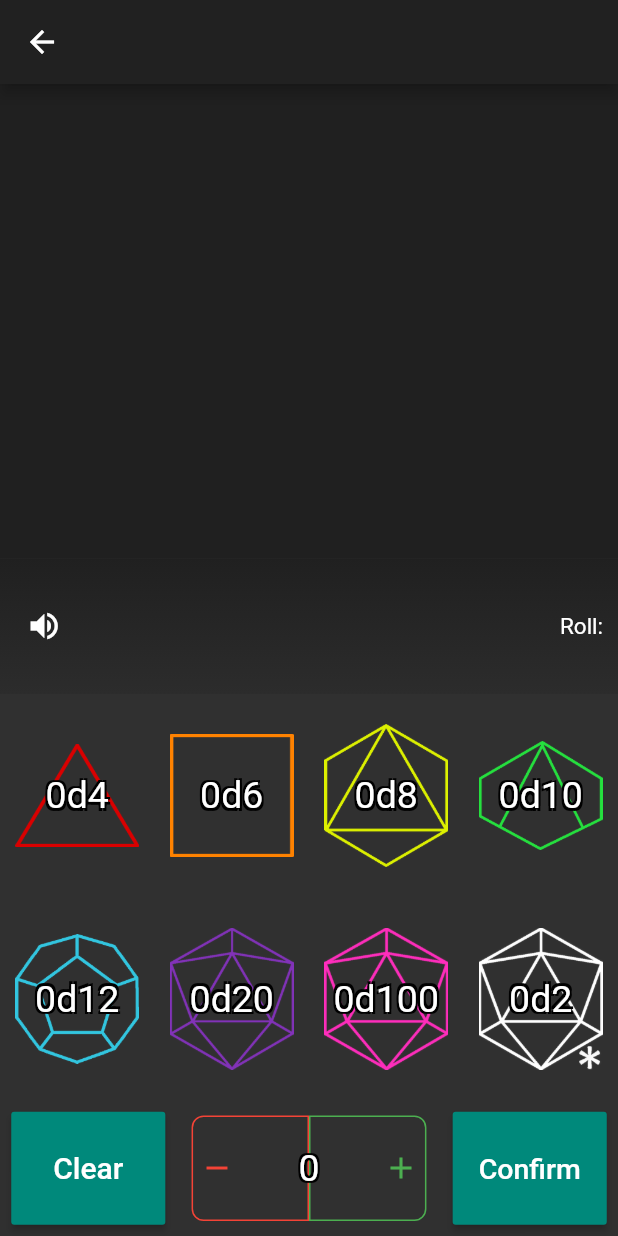
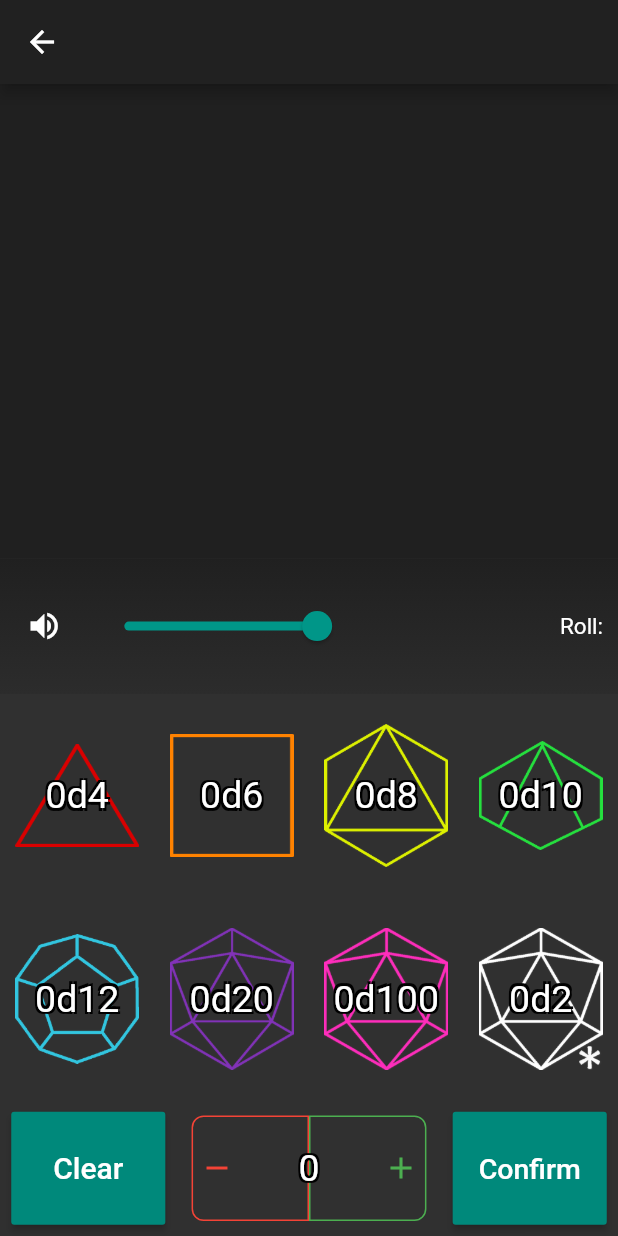
Before and after one commit to hansied67/flutter_dice_roller, a Flutter app: the DiceRollerCustom screen opened by its route, after a tap on "Confirm", on a phone screen of 412 x 824 dp. Run offline on Flutter 3.47's test engine with Material 2 defaults, Android fonts, the light colour scheme and no system bars; drawn by our look-alikes of auto_size_text; our stand-ins replace audioplayers, flutter_colorpicker, reorderables, shared_preferences, tuple; accounts and stored records are empty.

Commit message:
volume sliders

```diff
--- a/lib/screens/standard/custom/custom_card.dart
+++ b/lib/screens/standard/custom/custom_card.dart
@@ -109,7 +109,7 @@ class _CustomCardState extends State<CustomCard> {
                 if (customRolls.swap) {
                   customRolls.setCurrentName(widget.keyString);
                   customRolls.setCurrentRoll(widget.value.values.elementAt(0));
-                  customRolls.doRoll();
+                  customRolls.doRoll(diceRolls.volume);
                   setState(() {
                     diceRolls.allInfoTime.add(Tuple5(
                         customRolls.currentName,
--- a/lib/screens/standard/custom/custom_rolls.dart
+++ b/lib/screens/standard/custom/custom_rolls.dart
@@ -114,7 +114,7 @@ class CustomRolls extends ChangeNotifier {
     return temp;
   }
 
-  void doRoll() async {
+  void doRoll(double volume) async {
 
     /* Regexp stuff */
     var counts = regExpCount.allMatches(_currentRoll).map((m) => m[0]).toList();
@@ -191,9 +191,9 @@ class CustomRolls extends ChangeNotifier {
         else
           _button = new DiceButton(sides: key, isCustom: true);
         if (soundMap[key] == 1)
-          audioPlayers.add(await _button.playSound());
+          audioPlayers.add(await _button.playSound(volume));
         else
-          audioPlayers.add(await _button.playMultiple());
+          audioPlayers.add(await _button.playMultiple(volume));
       }
     }
     /* /play sounds */
--- a/lib/screens/standard/custom/dice_roller_custom.dart
+++ b/lib/screens/standard/custom/dice_roller_custom.dart
@@ -73,7 +73,19 @@ class _DiceRollerCustomState extends State<DiceRollerCustom> {
                       )
                     ),
                     Expanded(
-                        flex: 6,
+                      flex: 3,
+                      child: Slider(
+                          value: diceRolls.volume,
+                          min: 0.0,
+                          max: 1.0,
+                          label: diceRolls.volume.toString(),
+                          onChanged: (double newValue) {
+                            diceRolls.setVolume(newValue);
+                          }
+                      )
+                    ),
+                    Expanded(
+                        flex: 3,
                         child: Container(
                             alignment: Alignment.centerRight,
                             padding: new EdgeInsets.symmetric(horizontal: 10.0),
@@ -135,7 +147,7 @@ class _DiceRollerCustomState extends State<DiceRollerCustom> {
                                 });
                                 diceRolls.clearAll();
                                 // customRolls.clear();
-                                customRolls.doRoll();
+                                customRolls.doRoll(diceRolls.volume);
                               });
                               Navigator.of(context).pushReplacementNamed(
                                   '/dice_1');
--- a/lib/screens/standard/settings/settings_screen.dart
+++ b/lib/screens/standard/settings/settings_screen.dart
@@ -44,7 +44,7 @@ class _SettingsScreenState extends State<SettingsScreen> with TickerProviderStat
           return label == "Characters" ? Center(
             child: Text('$label', style: const TextStyle(fontSize: 36)),
           ) : Column(
-            mainAxisAlignment: MainAxisAlignment.center,
+            mainAxisAlignment: MainAxisAlignment.start,
             children: [
               RaisedButton(
                   child: Text('Delete Custom Rolls'),
@@ -72,7 +72,9 @@ class _SettingsScreenState extends State<SettingsScreen> with TickerProviderStat
                       )
                     );
                   }
-              )
+              ),
+              Text("Volume"
+              ),
             ]
           );
         }).toList()
--- a/lib/screens/standard/standard_dice/dice_display.dart
+++ b/lib/screens/standard/standard_dice/dice_display.dart
@@ -63,7 +63,7 @@ class _DiceDisplayState extends State<DiceDisplay>
           if (!widget.custom)
             diceRolls.decDie(widget.sides, widget.index, widget.custom, customRolls);
           else {
-            customRolls.doRoll();
+            customRolls.doRoll(diceRolls.volume);
             setState(() {
               diceRolls.allInfoTime.add(Tuple5(
                   customRolls.currentName,
--- a/lib/screens/standard/standard_dice/dice_roller.dart
+++ b/lib/screens/standard/standard_dice/dice_roller.dart
@@ -70,7 +70,19 @@ class _DiceRollerState extends State<DiceRoller> {
                   )
                 ),
                 Expanded(
-                  flex: 6,
+                  flex: 3,
+                  child: Slider(
+                      value: diceRolls.volume,
+                      min: 0.0,
+                      max: 1.0,
+                      label: diceRolls.volume.toString(),
+                      onChanged: (double newValue) {
+                        diceRolls.setVolume(newValue);
+                      }
+                  )
+                ),
+                Expanded(
+                  flex: 3,
                   child: Container(
                     alignment: Alignment.centerRight,
                     padding: new EdgeInsets.symmetric(horizontal: 10.0),
```
Also changed, not shown: lib/screens/standard/custom/custom_roller.dart (+10 -9 lines), lib/screens/standard/standard_dice/dice_button.dart (+15 -15 lines), lib/screens/standard/standard_dice/dice_rolls.dart (+10 -5 lines).
